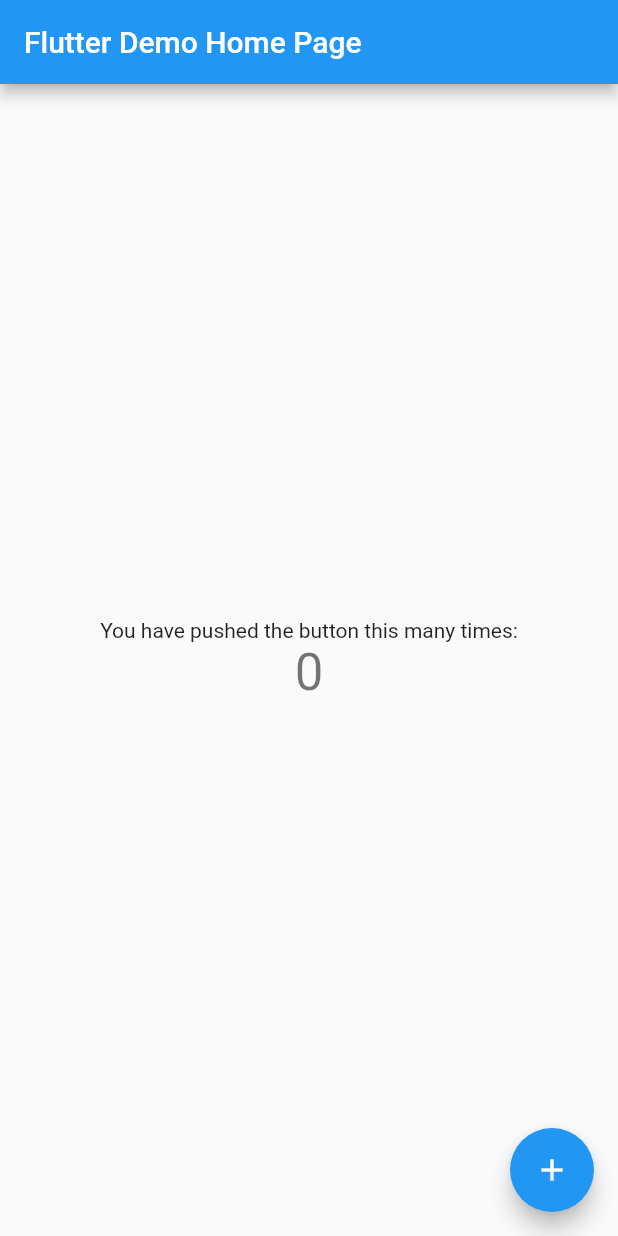
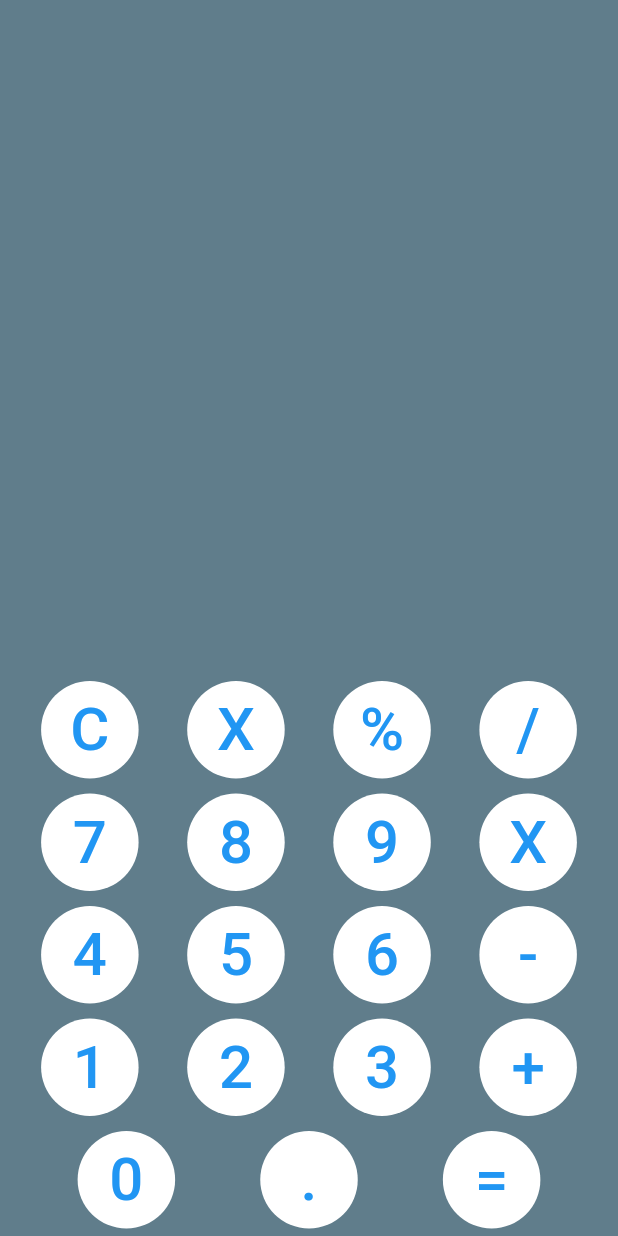
Before and after one commit to joelcoronah/calculator, a Flutter app: the screen it shows after launch, on a phone screen of 412 x 824 dp. Run offline on Flutter 3.47's test engine with Material 2 defaults, Android fonts, the phone set to English and light mode, and no system bars.

Commit message:
:sparkles: feat: add buttons to calculate

```diff
--- a/lib/main.dart
+++ b/lib/main.dart
@@ -1,113 +1,17 @@
+import 'package:calculator/src/pages/calculator_page.dart';
 import 'package:flutter/material.dart';
 
-void main() {
-  runApp(MyApp());
-}
+void main() => runApp(MyApp());
 
 class MyApp extends StatelessWidget {
-  // This widget is the root of your application.
   @override
   Widget build(BuildContext context) {
     return MaterialApp(
-      title: 'Flutter Demo',
-      theme: ThemeData(
-        // This is the theme of your application.
-        //
-        // Try running your application with "flutter run". You'll see the
-        // application has a blue toolbar. Then, without quitting the app, try
-        // changing the primarySwatch below to Colors.green and then invoke
-        // "hot reload" (press "r" in the console where you ran "flutter run",
-        // or simply save your changes to "hot reload" in a Flutter IDE).
-        // Notice that the counter didn't reset back to zero; the application
-        // is not restarted.
-        primarySwatch: Colors.blue,
+      debugShowCheckedModeBanner: false,
+      title: 'Calculator',
+      home: Center(
+        child: CalculatorApp(),
       ),
-      home: MyHomePage(title: 'Flutter Demo Home Page'),
     );
   }
 }
-
-class MyHomePage extends StatefulWidget {
-  MyHomePage({Key key, this.title}) : super(key: key);
-
-  // This widget is the home page of your application. It is stateful, meaning
-  // that it has a State object (defined below) that contains fields that affect
-  // how it looks.
-
-  // This class is the configuration for the state. It holds the values (in this
-  // case the title) provided by the parent (in this case the App widget) and
-  // used by the build method of the State. Fields in a Widget subclass are
-  // always marked "final".
-
-  final String title;
-
-  @override
-  _MyHomePageState createState() => _MyHomePageState();
-}
-
-class _MyHomePageState extends State<MyHomePage> {
-  int _counter = 0;
-
-  void _incrementCounter() {
-    setState(() {
-      // This call to setState tells the Flutter framework that something has
-      // changed in this State, which causes it to rerun the build method below
-      // so that the display can reflect the updated values. If we changed
-      // _counter without calling setState(), then the build method would not be
-      // called again, and so nothing would appear to happen.
-      _counter++;
-    });
-  }
-
-  @override
-  Widget build(BuildContext context) {
-    // This method is rerun every time setState is called, for instance as done
-    // by the _incrementCounter method above.
-    //
-    // The Flutter framework has been optimized to make rerunning build methods
-    // fast, so that you can just rebuild anything that needs updating rather
-    // than having to individually change instances of widgets.
-    return Scaffold(
-      appBar: AppBar(
-        // Here we take the value from the MyHomePage object that was created by
-        // the App.build method, and use it to set our appbar title.
-        title: Text(widget.title),
-      ),
-      body: Center(
-        // Center is a layout widget. It takes a single child and positions it
-        // in the middle of the parent.
-        child: Column(
-          // Column is also a layout widget. It takes a list of children and
-          // arranges them vertically. By default, it sizes itself to fit its
-          // children horizontally, and tries to be as tall as its parent.
-          //
-          // Invoke "debug painting" (press "p" in the console, choose the
-          // "Toggle Debug Paint" action from the Flutter Inspector in Android
-          // Studio, or the "Toggle Debug Paint" command in Visual Studio Code)
-          // to see the wireframe for each widget.
-          //
-          // Column has various properties to control how it sizes itself and
-          // how it positions its children. Here we use mainAxisAlignment to
-          // center the children vertically; the main axis here is the vertical
-          // axis because Columns are vertical (the cross axis would be
-          // horizontal).
-          mainAxisAlignment: MainAxisAlignment.center,
-          children: <Widget>[
-            Text(
-              'You have pushed the button this many times:',
-            ),
-            Text(
-              '$_counter',
-              style: Theme.of(context).textTheme.headline4,
-            ),
-          ],
-        ),
-      ),
-      floatingActionButton: FloatingActionButton(
-        onPressed: _incrementCounter,
-        tooltip: 'Increment',
-        child: Icon(Icons.add),
-      ), // This trailing comma makes auto-formatting nicer for build methods.
-    );
-  }
-}
--- /dev/null
+++ b/lib/src/pages/calButton_page.dart
@@ -0,0 +1,30 @@
+import 'package:flutter/material.dart';
+
+class CalButtonPage extends StatelessWidget {
+  final String text;
+  const CalButtonPage({Key key, this.text}) : super(key: key);
+
+  @override
+  Widget build(BuildContext context) {
+    return Container(
+      margin: EdgeInsets.all(5),
+      width: 65,
+      height: 65,
+      child: TextButton(
+        style: TextButton.styleFrom(
+          backgroundColor: Colors.white,
+          shape: RoundedRectangleBorder(
+            borderRadius: BorderRadius.all(Radius.circular(50)),
+          ),
+        ),
+        onPressed: () {
+          print('boton $text');
+        },
+        child: Text(
+          text,
+          style: TextStyle(fontSize: 40),
+        ),
+      ),
+    );
+  }
+}
--- /dev/null
+++ b/lib/src/pages/calculator_page.dart
@@ -0,0 +1,64 @@
+import 'package:calculator/src/pages/calButton_page.dart';
+import 'package:flutter/material.dart';
+
+class CalculatorApp extends StatelessWidget {
+  const CalculatorApp({Key key}) : super(key: key);
+
+  @override
+  Widget build(BuildContext context) {
+    return Scaffold(
+      backgroundColor: Colors.blueGrey,
+      body: Center(
+        child: Column(
+          mainAxisAlignment: MainAxisAlignment.end,
+          children: <Widget>[
+            Row(
+              mainAxisAlignment: MainAxisAlignment.spaceEvenly,
+              children: <Widget>[
+                CalButtonPage(text: 'C'),
+                CalButtonPage(text: 'X'),
+                CalButtonPage(text: '%'),
+                CalButtonPage(text: '/'),
+              ],
+            ),
+            Row(
+              mainAxisAlignment: MainAxisAlignment.spaceEvenly,
+              children: <Widget>[
+                CalButtonPage(text: '7'),
+                CalButtonPage(text: '8'),
+                CalButtonPage(text: '9'),
+                CalButtonPage(text: 'X'),
+              ],
+            ),
+            Row(
+              mainAxisAlignment: MainAxisAlignment.spaceEvenly,
+              children: <Widget>[
+                CalButtonPage(text: '4'),
+                CalButtonPage(text: '5'),
+                CalButtonPage(text: '6'),
+                CalButtonPage(text: '-'),
+              ],
+            ),
+            Row(
+              mainAxisAlignment: MainAxisAlignment.spaceEvenly,
+              children: <Widget>[
+                CalButtonPage(text: '1'),
+                CalButtonPage(text: '2'),
+                CalButtonPage(text: '3'),
+                CalButtonPage(text: '+'),
+              ],
+            ),
+            Row(
+              mainAxisAlignment: MainAxisAlignment.spaceEvenly,
+              children: <Widget>[
+                CalButtonPage(text: '0'),
+                CalButtonPage(text: '.'),
+                CalButtonPage(text: '='),
+              ],
+            ),
+          ],
+        ),
+      ),
+    );
+  }
+}
```
Also changed, not shown: 1 other file.
